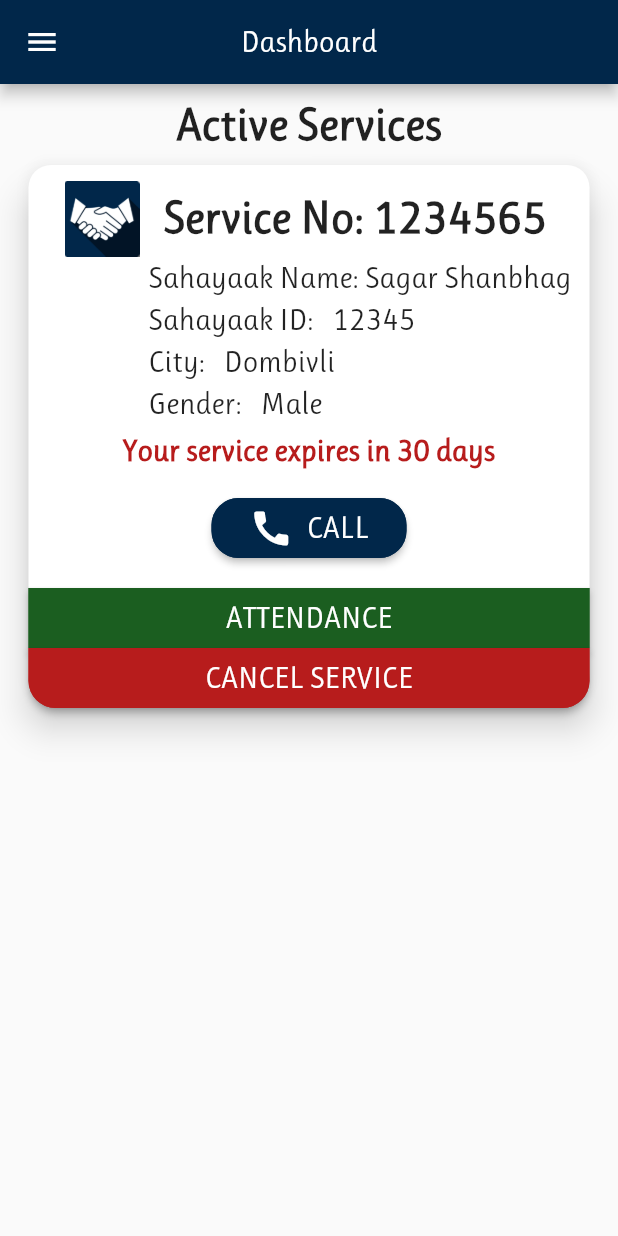
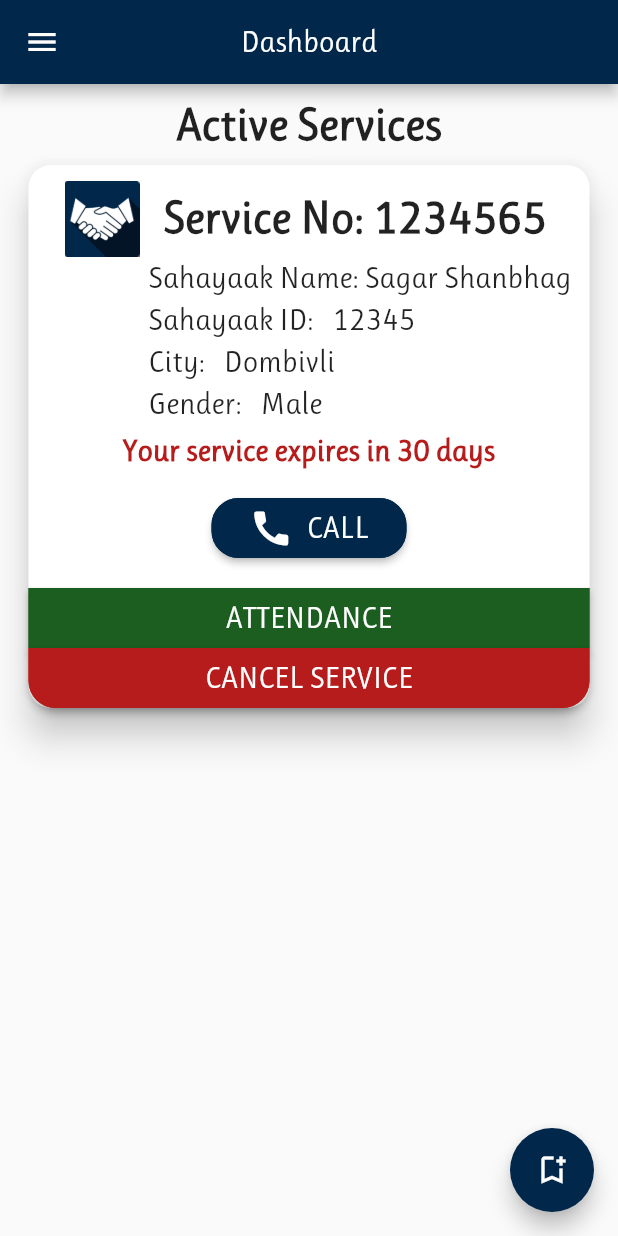
Before and after one commit to Shanbhagsagar/sahaayak_app, a Flutter app: the screen it shows after launch, on a phone screen of 412 x 824 dp. Run offline on Flutter 3.47's test engine with Material 2 defaults, Android fonts, the phone set to English and light mode, and no system bars; our stand-ins replace hexcolor.

Commit message:
Overflox fixed

```diff
--- a/lib/Customer/components/MainMenu.dart
+++ b/lib/Customer/components/MainMenu.dart
@@ -134,7 +134,7 @@ class _MainMenuState extends State<MainMenu> {
 List<MenuItem> createMenuItems() {
   final menuItems = [
     new MenuItem("Dashboard", Icons.dashboard_outlined ,() => new Dashboard()),
-    new MenuItem("Book Services", Icons.bookmark_add_outlined, () => new BookServices()),
+    //new MenuItem("Book Services", Icons.bookmark_add_outlined, () => new BookServices()),
     new MenuItem("Hired Transactions", Icons.receipt_long_outlined, () => new HiredTransactions()),
     new MenuItem("Payment History", Icons.history_outlined, () => new PaymentHistory()),
     new MenuItem("Update Info", Icons.info_outlined,() => new UpdateInfo()),
--- a/lib/Customer/screens/Dashboard.dart
+++ b/lib/Customer/screens/Dashboard.dart
@@ -1,11 +1,34 @@
 import 'package:flutter/material.dart';
 import 'package:flutter/widgets.dart';
 import 'package:hexcolor/hexcolor.dart';
+import 'package:sahaayak_app/Customer/screens/BookServices.dart';
 import 'package:sahaayak_app/constants.dart';
 import 'package:sahaayak_app/Customer/components/PhotoHero.dart';
 
 class Dashboard extends StatelessWidget {
   const Dashboard({Key? key}) : super(key: key);
+
+  @override
+  Widget build(BuildContext context) {
+    return Scaffold(
+      floatingActionButton: FloatingActionButton(
+        backgroundColor: HexColor("#01274a"),
+        onPressed: () => Navigator.push(context, MaterialPageRoute<void>(
+          builder: (BuildContext context) => BookServices(),
+          fullscreenDialog: true,
+        )),
+        child: Icon(Icons.bookmark_add_outlined),
+      ),
+      body: DashboardMainContent(),
+    );
+
+  }
+}
+
+class DashboardMainContent extends StatelessWidget {
+  const DashboardMainContent({
+    Key? key,
+  }) : super(key: key);
 
   @override
   Widget build(BuildContext context) {
@@ -27,7 +50,7 @@ class Dashboard extends StatelessWidget {
               Center(
                   child: Container(
                     width: 500,
-                height: 372,
+
                     padding: new EdgeInsets.all(5.0),
                     child: Card(
                         shape: RoundedRectangleBorder(
--- a/lib/Customer/screens/HiredTransactions.dart
+++ b/lib/Customer/screens/HiredTransactions.dart
@@ -23,7 +23,7 @@ class _HiredTransactionsState extends State<HiredTransactions> {
               Center(
                   child: Container(
                     width: 500,
-                    height: 332,
+
                     padding: new EdgeInsets.all(5.0),
                     child: Card(
                         shape: RoundedRectangleBorder(
```
Also changed, not shown: lib/Customer/screens/BookServices.dart (+21 -1 lines). Lines whose indentation alone changed are shown as unchanged.
